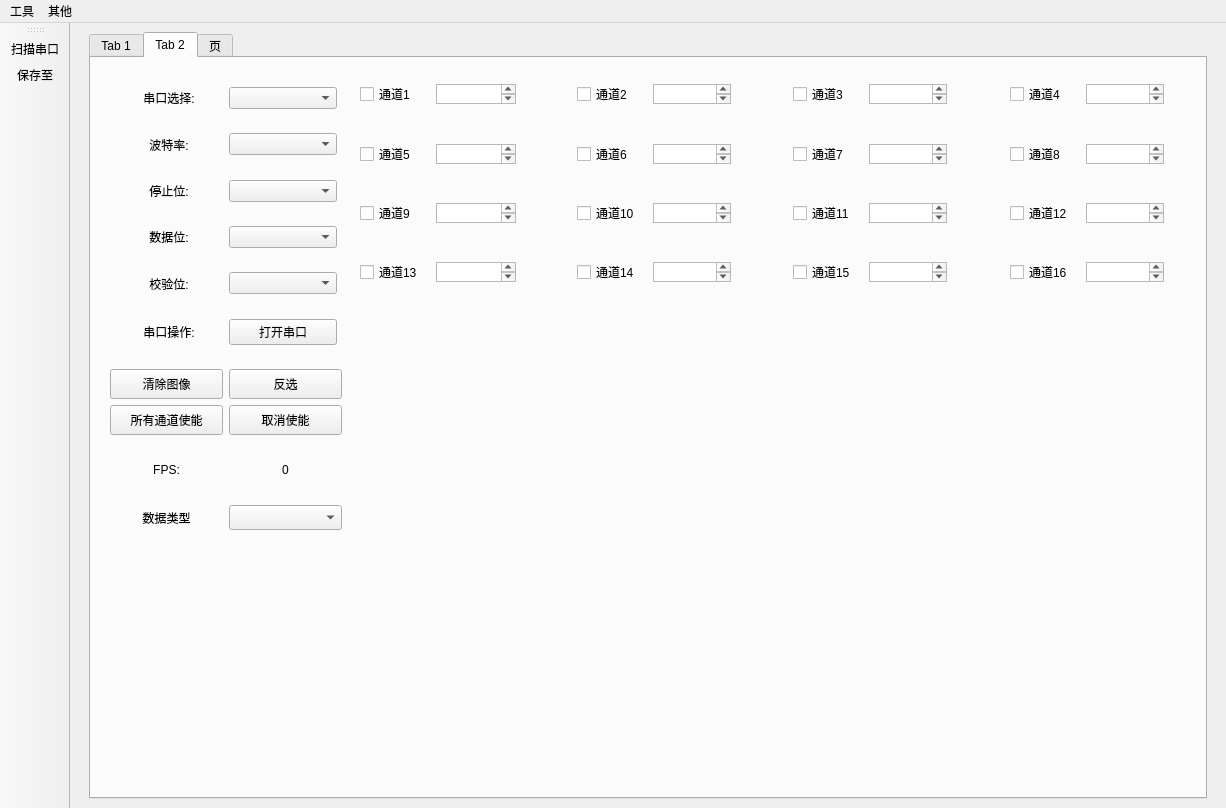
First picture: the form in mainwindow.ui, repository nickyyy28/SerialHelper, before the edit.
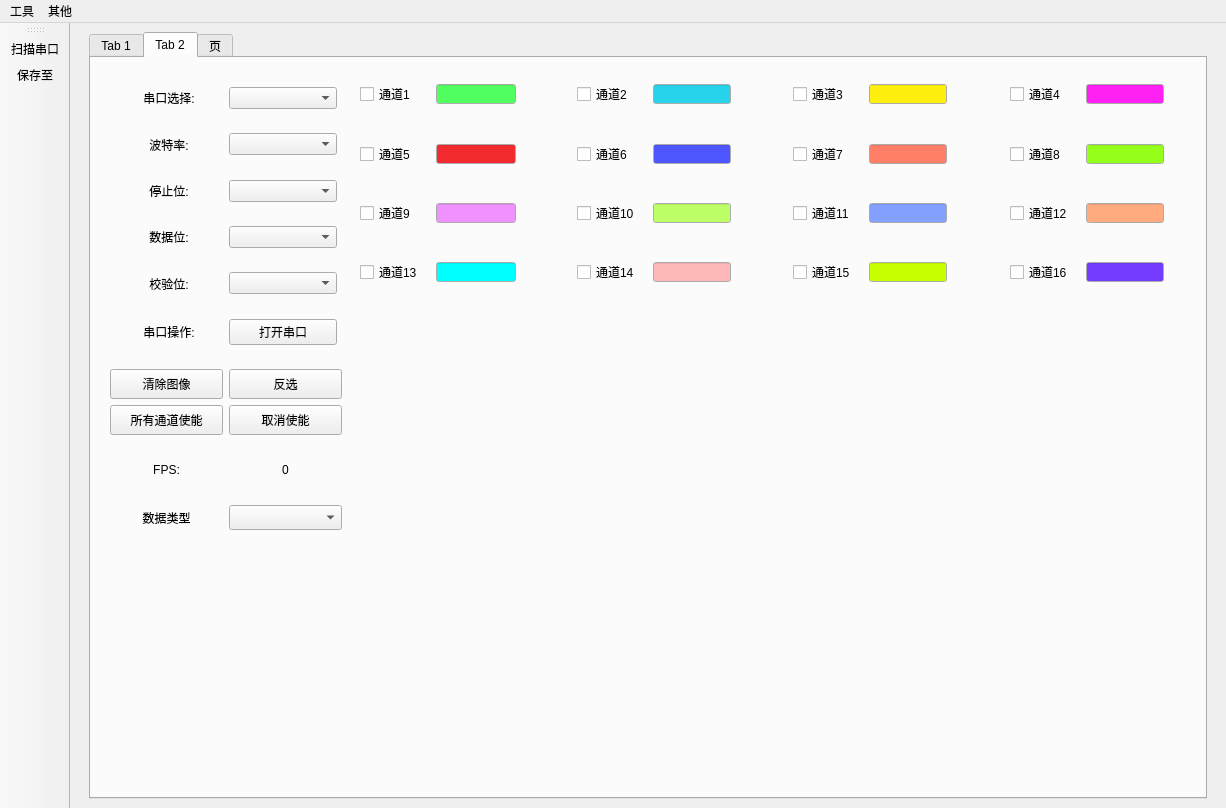
Second picture: the form after the edit. The open tabs and pages were chosen to show the change. Icons and pictures are not drawn. Custom widgets are drawn as their Qt base class.

Diff of the .ui file:
```diff
--- a/mainwindow.ui
+++ b/mainwindow.ui
@@ -1157,7 +1157,7 @@
              </widget>
             </item>
             <item>
-             <widget class="QTextEdit" name="value1">
+             <widget class="QLineEdit" name="value1">
               <property name="sizePolicy">
                <sizepolicy hsizetype="Expanding" vsizetype="Expanding">
                 <horstretch>0</horstretch>
@@ -1176,6 +1176,43 @@
                 <height>20</height>
                </size>
               </property>
+              <property name="palette">
+               <palette>
+                <active>
+                 <colorrole role="Base">
+                  <brush brushstyle="SolidPattern">
+                   <color alpha="255">
+                    <red>80</red>
+                    <green>255</green>
+                    <blue>95</blue>
+                   </color>
+                  </brush>
+                 </colorrole>
+                </active>
+                <inactive>
+                 <colorrole role="Base">
+                  <brush brushstyle="SolidPattern">
+                   <color alpha="255">
+                    <red>80</red>
+                    <green>255</green>
+                    <blue>95</blue>
+                   </color>
+                  </brush>
+                 </colorrole>
+                </inactive>
+                <disabled>
+                 <colorrole role="Base">
+                  <brush brushstyle="SolidPattern">
+                   <color alpha="255">
+                    <red>240</red>
+                    <green>240</green>
+                    <blue>240</blue>
+                   </color>
+                  </brush>
+                 </colorrole>
+                </disabled>
+               </palette>
+              </property>
              </widget>
             </item>
             <item>
@@ -1211,7 +1248,7 @@
              </widget>
             </item>
             <item>
-             <widget class="QTextEdit" name="value2">
+             <widget class="QLineEdit" name="value2">
               <property name="sizePolicy">
                <sizepolicy hsizetype="Expanding" vsizetype="Expanding">
                 <horstretch>0</horstretch>
@@ -1230,6 +1267,43 @@
                 <height>20</height>
                </size>
               </property>
+              <property name="palette">
+               <palette>
+                <active>
+                 <colorrole role="Base">
+                  <brush brushstyle="SolidPattern">
+                   <color alpha="255">
+                    <red>39</red>
+                    <green>211</green>
+                    <blue>234</blue>
+                   </color>
+                  </brush>
+                 </colorrole>
+                </active>
+                <inactive>
+                 <colorrole role="Base">
+                  <brush brushstyle="SolidPattern">
+                   <color alpha="255">
+                    <red>39</red>
+                    <green>211</green>
+                    <blue>234</blue>
+                   </color>
+                  </brush>
+                 </colorrole>
+                </inactive>
+                <disabled>
+                 <colorrole role="Base">
+                  <brush brushstyle="SolidPattern">
+                   <color alpha="255">
+                    <red>240</red>
+                    <green>240</green>
+                    <blue>240</blue>
+                   </color>
+                  </brush>
+                 </colorrole>
+                </disabled>
+               </palette>
+              </property>
              </widget>
             </item>
             <item>
@@ -1265,7 +1339,7 @@
              </widget>
             </item>
             <item>
-             <widget class="QTextEdit" name="value5">
+             <widget class="QLineEdit" name="value5">
               <property name="sizePolicy">
                <sizepolicy hsizetype="Expanding" vsizetype="Expanding">
                 <horstretch>0</horstretch>
@@ -1284,6 +1358,43 @@
                 <height>20</height>
                </size>
               </property>
+              <property name="palette">
+               <palette>
+                <active>
+                 <colorrole role="Base">
+                  <brush brushstyle="SolidPattern">
+                   <color alpha="255">
+                    <red>241</red>
+                    <green>43</green>
+                    <blue>47</blue>
+                   </color>
+                  </brush>
+                 </colorrole>
+                </active>
+                <inactive>
+                 <colorrole role="Base">
+                  <brush brushstyle="SolidPattern">
+                   <color alpha="255">
+                    <red>241</red>
+                    <green>43</green>
+                    <blue>47</blue>
+                   </color>
+                  </brush>
+                 </colorrole>
+                </inactive>
+                <disabled>
+                 <colorrole role="Base">
+                  <brush brushstyle="SolidPattern">
+                   <color alpha="255">
+                    <red>240</red>
+                    <green>240</green>
+                    <blue>240</blue>
+                   </color>
+                  </brush>
+                 </colorrole>
+                </disabled>
+               </palette>
+              </property>
              </widget>
             </item>
             <item>
@@ -1319,7 +1430,7 @@
              </widget>
             </item>
             <item>
-             <widget class="QTextEdit" name="value6">
+             <widget class="QLineEdit" name="value6">
               <property name="sizePolicy">
                <sizepolicy hsizetype="Expanding" vsizetype="Expanding">
                 <horstretch>0</horstretch>
@@ -1338,6 +1449,43 @@
                 <height>20</height>
                </size>
               </property>
+              <property name="palette">
+               <palette>
+                <active>
+                 <colorrole role="Base">
+                  <brush brushstyle="SolidPattern">
+                   <color alpha="255">
+                    <red>78</red>
+                    <green>87</green>
+                    <blue>255</blue>
+                   </color>
+                  </brush>
+                 </colorrole>
+                </active>
+                <inactive>
+                 <colorrole role="Base">
+                  <brush brushstyle="SolidPattern">
+                   <color alpha="255">
+                    <red>78</red>
+                    <green>87</green>
+                    <blue>255</blue>
+                   </color>
+                  </brush>
+                 </colorrole>
+                </inactive>
+                <disabled>
+                 <colorrole role="Base">
+                  <brush brushstyle="SolidPattern">
+                   <color alpha="255">
+                    <red>240</red>
+                    <green>240</green>
+                    <blue>240</blue>
+                   </color>
+                  </brush>
+                 </colorrole>
+                </disabled>
+               </palette>
+              </property>
              </widget>
             </item>
             <item>
@@ -1373,7 +1521,7 @@
              </widget>
             </item>
             <item>
-             <widget class="QTextEdit" name="value7">
+             <widget class="QLineEdit" name="value7">
               <property name="sizePolicy">
                <sizepolicy hsizetype="Expanding" vsizetype="Expanding">
                 <horstretch>0</horstretch>
@@ -1392,6 +1540,43 @@
                 <height>20</height>
                </size>
               </property>
+              <property name="palette">
+               <palette>
+                <active>
+                 <colorrole role="Base">
+                  <brush brushstyle="SolidPattern">
+                   <color alpha="255">
+                    <red>255</red>
+                    <green>128</green>
+                    <blue>103</blue>
+                   </color>
+                  </brush>
+                 </colorrole>
+                </active>
+                <inactive>
+                 <colorrole role="Base">
+                  <brush brushstyle="SolidPattern">
+                   <color alpha="255">
+                    <red>255</red>
+                    <green>128</green>
+                    <blue>103</blue>
+                   </color>
+                  </brush>
+                 </colorrole>
+                </inactive>
+                <disabled>
+                 <colorrole role="Base">
+                  <brush brushstyle="SolidPattern">
+                   <color alpha="255">
+                    <red>240</red>
+                    <green>240</green>
+                    <blue>240</blue>
+                   </color>
+                  </brush>
+                 </colorrole>
+                </disabled>
+               </palette>
+              </property>
              </widget>
             </item>
             <item>
@@ -1427,7 +1612,7 @@
              </widget>
             </item>
             <item>
-             <widget class="QTextEdit" name="value8">
+             <widget class="QLineEdit" name="value8">
               <property name="sizePolicy">
                <sizepolicy hsizetype="Expanding" vsizetype="Expanding">
                 <horstretch>0</horstretch>
@@ -1446,6 +1631,43 @@
                 <height>20</height>
                </size>
               </property>
+              <property name="palette">
+               <palette>
+                <active>
+                 <colorrole role="Base">
+                  <brush brushstyle="SolidPattern">
+                   <color alpha="255">
+                    <red>148</red>
+                    <green>255</green>
+                    <blue>25</blue>
+                   </color>
+                  </brush>
+                 </colorrole>
+                </active>
+                <inactive>
+                 <colorrole role="Base">
+                  <brush brushstyle="SolidPattern">
+                   <color alpha="255">
+                    <red>148</red>
+                    <green>255</green>
+                    <blue>25</blue>
+                   </color>
+                  </brush>
+                 </colorrole>
+                </inactive>
+                <disabled>
+                 <colorrole role="Base">
+                  <brush brushstyle="SolidPattern">
+                   <color alpha="255">
+                    <red>240</red>
+                    <green>240</green>
+                    <blue>240</blue>
+                   </color>
+                  </brush>
+                 </colorrole>
+                </disabled>
+               </palette>
+              </property>
              </widget>
             </item>
             <item>
@@ -1487,7 +1709,7 @@
              </widget>
             </item>
             <item>
-             <widget class="QTextEdit" name="value9">
+             <widget class="QLineEdit" name="value9">
               <property name="sizePolicy">
                <sizepolicy hsizetype="Expanding" vsizetype="Expanding">
                 <horstretch>0</horstretch>
@@ -1506,6 +1728,43 @@
                 <height>20</height>
                </size>
               </property>
+              <property name="palette">
+               <palette>
+                <active>
+                 <colorrole role="Base">
+                  <brush brushstyle="SolidPattern">
+                   <color alpha="255">
+                    <red>239</red>
+                    <green>146</green>
+                    <blue>255</blue>
+                   </color>
+                  </brush>
+                 </colorrole>
+                </active>
+                <inactive>
+                 <colorrole role="Base">
+                  <brush brushstyle="SolidPattern">
+                   <color alpha="255">
+                    <red>239</red>
+                    <green>146</green>
+                    <blue>255</blue>
+                   </color>
+                  </brush>
+                 </colorrole>
+                </inactive>
+                <disabled>
+                 <colorrole role="Base">
+                  <brush brushstyle="SolidPattern">
+                   <color alpha="255">
+                    <red>240</red>
+                    <green>240</green>
+                    <blue>240</blue>
+                   </color>
+                  </brush>
+                 </colorrole>
+                </disabled>
+               </palette>
+              </property>
              </widget>
             </item>
             <item>
@@ -1541,7 +1800,7 @@
              </widget>
             </item>
             <item>
-             <widget class="QTextEdit" name="value10">
+             <widget class="QLineEdit" name="value10">
               <property name="sizePolicy">
                <sizepolicy hsizetype="Expanding" vsizetype="Expanding">
                 <horstretch>0</horstretch>
@@ -1560,6 +1819,43 @@
                 <height>20</height>
                </size>
               </property>
+              <property name="palette">
+               <palette>
+                <active>
+                 <colorrole role="Base">
+                  <brush brushstyle="SolidPattern">
+                   <color alpha="255">
+                    <red>189</red>
+                    <green>255</green>
+                    <blue>103</blue>
+                   </color>
+                  </brush>
+                 </colorrole>
+                </active>
+                <inactive>
+                 <colorrole role="Base">
+                  <brush brushstyle="SolidPattern">
+                   <color alpha="255">
+                    <red>189</red>
+                    <green>255</green>
+                    <blue>103</blue>
+                   </color>
+                  </brush>
+                 </colorrole>
+                </inactive>
+                <disabled>
+                 <colorrole role="Base">
+                  <brush brushstyle="SolidPattern">
+                   <color alpha="255">
+                    <red>240</red>
+                    <green>240</green>
+                    <blue>240</blue>
+                   </color>
+                  </brush>
+                 </colorrole>
+                </disabled>
+               </palette>
+              </property>
              </widget>
             </item>
             <item>
@@ -1595,7 +1891,7 @@
              </widget>
             </item>
             <item>
-             <widget class="QTextEdit" name="value11">
+             <widget class="QLineEdit" name="value11">
               <property name="sizePolicy">
                <sizepolicy hsizetype="Expanding" vsizetype="Expanding">
                 <horstretch>0</horstretch>
@@ -1614,6 +1910,43 @@
                 <height>20</height>
                </size>
               </property>
+              <property name="palette">
+               <palette>
+                <active>
+                 <colorrole role="Base">
+                  <brush brushstyle="SolidPattern">
+                   <color alpha="255">
+                    <red>131</red>
+                    <green>160</green>
+                    <blue>255</blue>
+                   </color>
+                  </brush>
+                 </colorrole>
+                </active>
+                <inactive>
+                 <colorrole role="Base">
+                  <brush brushstyle="SolidPattern">
+                   <color alpha="255">
+                    <red>131</red>
+                    <green>160</green>
+                    <blue>255</blue>
+                   </color>
+                  </brush>
+                 </colorrole>
+                </inactive>
+                <disabled>
+                 <colorrole role="Base">
+                  <brush brushstyle="SolidPattern">
+                   <color alpha="255">
+                    <red>240</red>
+                    <green>240</green>
+                    <blue>240</blue>
+                   </color>
+                  </brush>
+                 </colorrole>
+                </disabled>
+               </palette>
+              </property>
              </widget>
             </item>
             <item>
@@ -1649,7 +1982,7 @@
              </widget>
             </item>
             <item>
-             <widget class="QTextEdit" name="value12">
+             <widget class="QLineEdit" name="value12">
               <property name="sizePolicy">
                <sizepolicy hsizetype="Expanding" vsizetype="Expanding">
                 <horstretch>0</horstretch>
@@ -1668,6 +2001,43 @@
                 <height>20</height>
                </size>
               </property>
+              <property name="palette">
+               <palette>
+                <active>
+                 <colorrole role="Base">
+                  <brush brushstyle="SolidPattern">
+                   <color alpha="255">
+                    <red>255</red>
+                    <green>170</green>
+                    <blue>127</blue>
+                   </color>
+                  </brush>
+                 </colorrole>
+                </active>
+                <inactive>
+                 <colorrole role="Base">
+                  <brush brushstyle="SolidPattern">
+                   <color alpha="255">
+                    <red>255</red>
+                    <green>170</green>
+                    <blue>127</blue>
+                   </color>
+                  </brush>
+                 </colorrole>
+                </inactive>
+                <disabled>
+                 <colorrole role="Base">
+                  <brush brushstyle="SolidPattern">
+                   <color alpha="255">
+                    <red>240</red>
+                    <green>240</green>
+                    <blue>240</blue>
+                   </color>
+                  </brush>
+                 </colorrole>
+                </disabled>
+               </palette>
+              </property>
              </widget>
             </item>
             <item>
@@ -1715,7 +2085,7 @@
              </widget>
             </item>
             <item>
-             <widget class="QTextEdit" name="value13">
+             <widget class="QLineEdit" name="value13">
               <property name="sizePolicy">
                <sizepolicy hsizetype="Expanding" vsizetype="Expanding">
                 <horstretch>0</horstretch>
@@ -1734,6 +2104,43 @@
                 <height>20</height>
                </size>
               </property>
+              <property name="palette">
+               <palette>
+                <active>
+                 <colorrole role="Base">
+                  <brush brushstyle="SolidPattern">
+                   <color alpha="255">
+                    <red>0</red>
+                    <green>255</green>
+                    <blue>255</blue>
+                   </color>
+                  </brush>
+                 </colorrole>
+                </active>
+                <inactive>
+                 <colorrole role="Base">
+                  <brush brushstyle="SolidPattern">
+                   <color alpha="255">
+                    <red>0</red>
+                    <green>255</green>
+                    <blue>255</blue>
+                   </color>
+                  </brush>
+                 </colorrole>
+                </inactive>
+                <disabled>
+                 <colorrole role="Base">
+                  <brush brushstyle="SolidPattern">
+                   <color alpha="255">
+                    <red>240</red>
+                    <green>240</green>
+                    <blue>240</blue>
+                   </color>
+                  </brush>
+                 </colorrole>
+                </disabled>
+               </palette>
+              </property>
              </widget>
             </item>
             <item>
@@ -1769,7 +2176,7 @@
              </widget>
             </item>
             <item>
-             <widget class="QTextEdit" name="value14">
+             <widget class="QLineEdit" name="value14">
               <property name="sizePolicy">
                <sizepolicy hsizetype="Expanding" vsizetype="Expanding">
                 <horstretch>0</horstretch>
@@ -1788,6 +2195,43 @@
                 <height>20</height>
                </size>
               </property>
+              <property name="palette">
+               <palette>
+                <active>
+                 <colorrole role="Base">
+                  <brush brushstyle="SolidPattern">
+                   <color alpha="255">
+                    <red>255</red>
+                    <green>184</green>
+                    <blue>184</blue>
+                   </color>
+                  </brush>
+                 </colorrole>
+                </active>
+                <inactive>
+                 <colorrole role="Base">
+                  <brush brushstyle="SolidPattern">
+                   <color alpha="255">
+                    <red>255</red>
+                    <green>184</green>
+                    <blue>184</blue>
+                   </color>
+                  </brush>
+                 </colorrole>
+                </inactive>
+                <disabled>
+                 <colorrole role="Base">
+                  <brush brushstyle="SolidPattern">
+                   <color alpha="255">
+                    <red>240</red>
+                    <green>240</green>
+                    <blue>240</blue>
+                   </color>
+                  </brush>
+                 </colorrole>
+                </disabled>
+               </palette>
+              </property>
              </widget>
             </item>
             <item>
@@ -1823,7 +2267,7 @@
              </widget>
             </item>
             <item>
-             <widget class="QTextEdit" name="value15">
+             <widget class="QLineEdit" name="value15">
               <property name="sizePolicy">
                <sizepolicy hsizetype="Expanding" vsizetype="Expanding">
                 <horstretch>0</horstretch>
@@ -1842,6 +2286,43 @@
                 <height>20</height>
                </size>
               </property>
+              <property name="palette">
+               <palette>
+                <active>
+                 <colorrole role="Base">
+                  <brush brushstyle="SolidPattern">
+                   <color alpha="255">
+                    <red>200</red>
+                    <green>255</green>
+                    <blue>0</blue>
+                   </color>
+                  </brush>
+                 </colorrole>
+                </active>
+                <inactive>
+                 <colorrole role="Base">
+                  <brush brushstyle="SolidPattern">
+                   <color alpha="255">
+                    <red>200</red>
+                    <green>255</green>
+                    <blue>0</blue>
+                   </color>
+                  </brush>
+                 </colorrole>
+                </inactive>
+                <disabled>
+                 <colorrole role="Base">
+                  <brush brushstyle="SolidPattern">
+                   <color alpha="255">
+                    <red>240</red>
+                    <green>240</green>
+                    <blue>240</blue>
+                   </color>
+                  </brush>
+                 </colorrole>
+                </disabled>
+               </palette>
+              </property>
              </widget>
             </item>
             <item>
@@ -1877,7 +2358,7 @@
              </widget>
             </item>
             <item>
-             <widget class="QTextEdit" name="value16">
+             <widget class="QLineEdit" name="value16">
               <property name="sizePolicy">
                <sizepolicy hsizetype="Expanding" vsizetype="Expanding">
                 <horstretch>0</horstretch>
@@ -1896,6 +2377,43 @@
                 <height>20</height>
                </size>
               </property>
+              <property name="palette">
+               <palette>
+                <active>
+                 <colorrole role="Base">
+                  <brush brushstyle="SolidPattern">
+                   <color alpha="255">
+                    <red>115</red>
+                    <green>60</green>
+                    <blue>255</blue>
+                   </color>
+                  </brush>
+                 </colorrole>
+                </active>
+                <inactive>
+                 <colorrole role="Base">
+                  <brush brushstyle="SolidPattern">
+                   <color alpha="255">
+                    <red>115</red>
+                    <green>60</green>
+                    <blue>255</blue>
+                   </color>
+                  </brush>
+                 </colorrole>
+                </inactive>
+                <disabled>
+                 <colorrole role="Base">
+                  <brush brushstyle="SolidPattern">
+                   <color alpha="255">
+                    <red>240</red>
+                    <green>240</green>
+                    <blue>240</blue>
+                   </color>
+                  </brush>
+                 </colorrole>
+                </disabled>
+               </palette>
+              </property>
              </widget>
             </item>
             <item>
@@ -1931,7 +2449,7 @@
              </widget>
             </item>
             <item>
-             <widget class="QTextEdit" name="value3">
+             <widget class="QLineEdit" name="value3">
               <property name="sizePolicy">
                <sizepolicy hsizetype="Expanding" vsizetype="Expanding">
                 <horstretch>0</horstretch>
@@ -1950,6 +2468,43 @@
                 <height>20</height>
                </size>
               </property>
+              <property name="palette">
+               <palette>
+                <active>
+                 <colorrole role="Base">
+                  <brush brushstyle="SolidPattern">
+                   <color alpha="255">
+                    <red>255</red>
+                    <green>239</green>
+                    <blue>14</blue>
+                   </color>
+                  </brush>
+                 </colorrole>
+                </active>
+                <inactive>
+                 <colorrole role="Base">
+                  <brush brushstyle="SolidPattern">
+                   <color alpha="255">
+                    <red>255</red>
+                    <green>239</green>
+                    <blue>14</blue>
+                   </color>
+                  </brush>
+                 </colorrole>
+                </inactive>
+                <disabled>
+                 <colorrole role="Base">
+                  <brush brushstyle="SolidPattern">
+                   <color alpha="255">
+                    <red>240</red>
+                    <green>240</green>
+                    <blue>240</blue>
+                   </color>
+                  </brush>
+                 </colorrole>
+                </disabled>
+               </palette>
+              </property>
              </widget>
             </item>
             <item>
@@ -1985,7 +2540,7 @@
              </widget>
             </item>
             <item>
-             <widget class="QTextEdit" name="value4">
+             <widget class="QLineEdit" name="value4">
               <property name="sizePolicy">
                <sizepolicy hsizetype="Expanding" vsizetype="Expanding">
                 <horstretch>0</horstretch>
@@ -2004,6 +2559,43 @@
                 <height>20</height>
                </size>
               </property>
+              <property name="palette">
+               <palette>
+                <active>
+                 <colorrole role="Base">
+                  <brush brushstyle="SolidPattern">
+                   <color alpha="255">
+                    <red>255</red>
+                    <green>33</green>
+                    <blue>244</blue>
+                   </color>
+                  </brush>
+                 </colorrole>
+                </active>
+                <inactive>
+                 <colorrole role="Base">
+                  <brush brushstyle="SolidPattern">
+                   <color alpha="255">
+                    <red>255</red>
+                    <green>33</green>
+                    <blue>244</blue>
+                   </color>
+                  </brush>
+                 </colorrole>
+                </inactive>
+                <disabled>
+                 <colorrole role="Base">
+                  <brush brushstyle="SolidPattern">
+                   <color alpha="255">
+                    <red>240</red>
+                    <green>240</green>
+                    <blue>240</blue>
+                   </color>
+                  </brush>
+                 </colorrole>
+                </disabled>
+               </palette>
+              </property>
              </widget>
             </item>
             <item>
```
Left out of the diff: 14 changed lines with no effect on the pictures.
